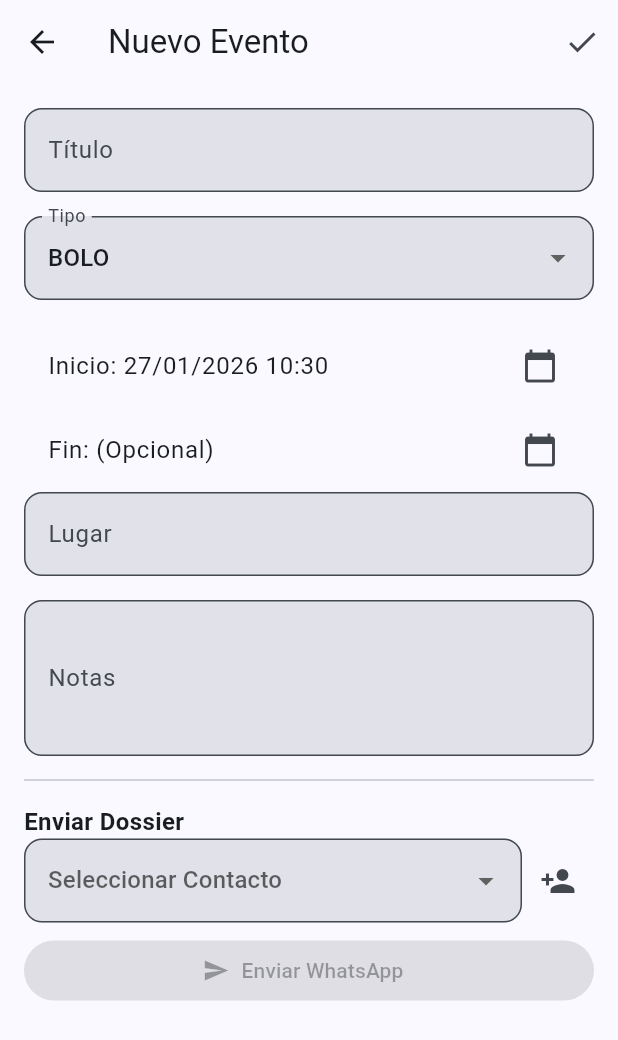
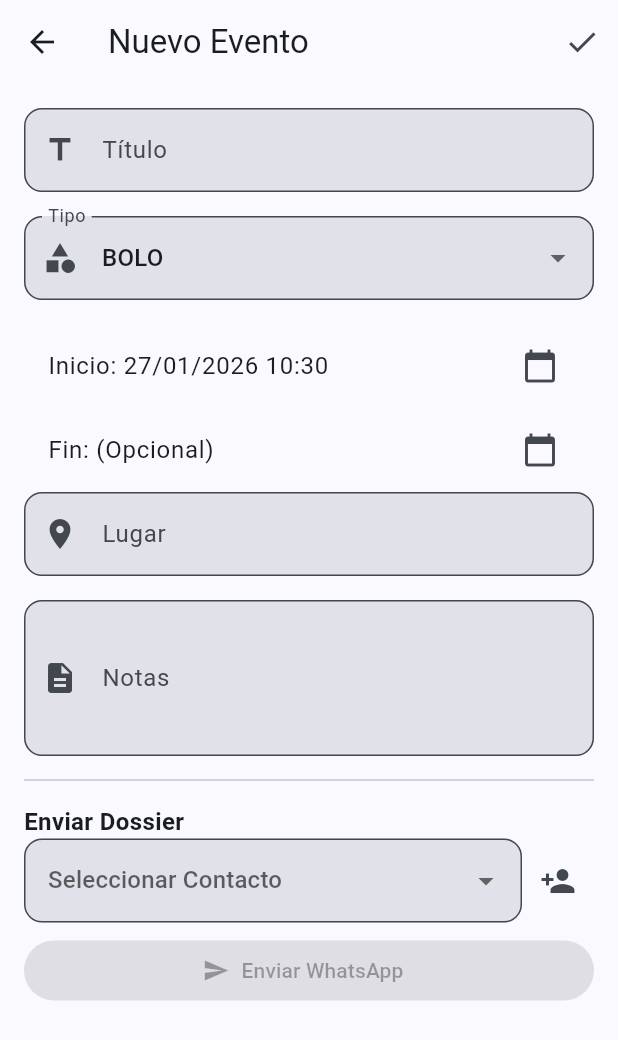
Before and after one commit to Arkus0/Juan-Calendar-migui, a Flutter app: the EventFormScreen screen opened directly, on a phone screen of 412 x 824 dp. Shown: the top 1040 px of the screen. Run offline on Flutter 3.47's test engine with Material 3 defaults, Android fonts, the phone set to English and light mode, and no system bars; our stand-ins replace flutter_contacts, flutter_local_notifications, flutter_riverpod, geolocator, hive, hive_flutter and 5 more; missing offline and left inert: google_mlkit_text_recognition, receive_sharing_intent; accounts and stored records are empty; statements that could not run were skipped.

Commit message:
🎨 Palette: Add icons to event form for better UX
💡 What: Added prefix icons to the title, type, location, and notes fields in the event creation form. Added a tooltip to the save button.
🎯 Why: To improve visual scanning of the form fields and accessibility of the save action.
♿ Accessibility: Added semantic tooltip to the icon-only save button.

Co-authored-by: Arkus0 <197390274+Arkus0@users.noreply.github.com>

```diff
--- a/lib/screens/event_form_screen.dart
+++ b/lib/screens/event_form_screen.dart
@@ -178,7 +178,11 @@ class _EventFormScreenState extends ConsumerState<EventFormScreen> {
                 );
               },
             ),
-          IconButton(icon: const Icon(Icons.check), onPressed: _save),
+          IconButton(
+            icon: const Icon(Icons.check),
+            tooltip: 'Guardar cambios',
+            onPressed: _save,
+          ),
         ],
       ),
       body: Form(
@@ -188,7 +192,10 @@ class _EventFormScreenState extends ConsumerState<EventFormScreen> {
           children: [
             TextFormField(
               controller: _titleController,
-              decoration: const InputDecoration(labelText: 'Título'),
+              decoration: const InputDecoration(
+                labelText: 'Título',
+                prefixIcon: Icon(Icons.title),
+              ),
               validator: (v) => v == null || v.isEmpty ? 'Requerido' : null,
             ),
             const SizedBox(height: 16),
@@ -198,7 +205,10 @@ class _EventFormScreenState extends ConsumerState<EventFormScreen> {
                 return DropdownMenuItem(value: t, child: Text(t.toUpperCase()));
               }).toList(),
               onChanged: (v) => setState(() => _type = v!),
-              decoration: const InputDecoration(labelText: 'Tipo'),
+              decoration: const InputDecoration(
+                labelText: 'Tipo',
+                prefixIcon: Icon(Icons.category),
+              ),
             ),
             const SizedBox(height: 16),
             ListTile(
@@ -215,12 +225,18 @@ class _EventFormScreenState extends ConsumerState<EventFormScreen> {
             ),
             TextFormField(
               controller: _placeController,
-              decoration: const InputDecoration(labelText: 'Lugar'),
+              decoration: const InputDecoration(
+                labelText: 'Lugar',
+                prefixIcon: Icon(Icons.location_on),
+              ),
             ),
             const SizedBox(height: 16),
             TextFormField(
               controller: _notesController,
-              decoration: const InputDecoration(labelText: 'Notas'),
+              decoration: const InputDecoration(
+                labelText: 'Notas',
+                prefixIcon: Icon(Icons.description),
+              ),
               maxLines: 3,
             ),
 
```
